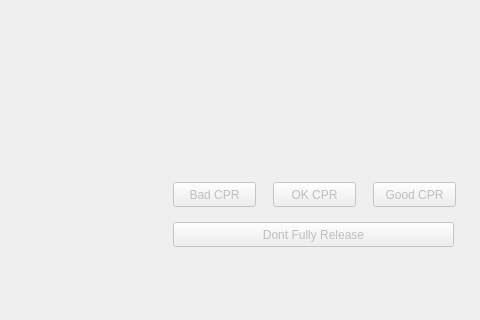
Kailinho/3004_Final_Project, file mainwindow.ui: the form before one commit; both pictures show x 617 to 1097 and y 328 to 648 of the 1097 by 648 pixel window.
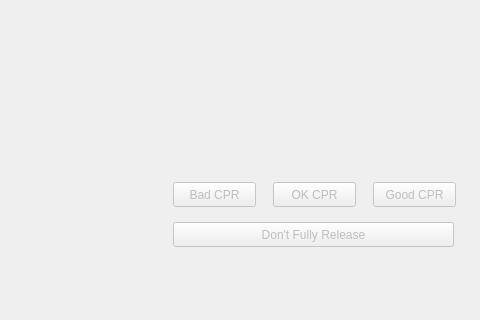
The form after the commit. Icons and pictures are not drawn.

Diff of the .ui file:
```diff
--- a/mainwindow.ui
+++ b/mainwindow.ui
@@ -278,7 +278,7 @@
      </rect>
     </property>
     <property name="text">
-     <string>Dont Fully Release</string>
+     <string>Don't Fully Release</string>
     </property>
    </widget>
    <widget class="QLabel" name="CPRLabel">
```
